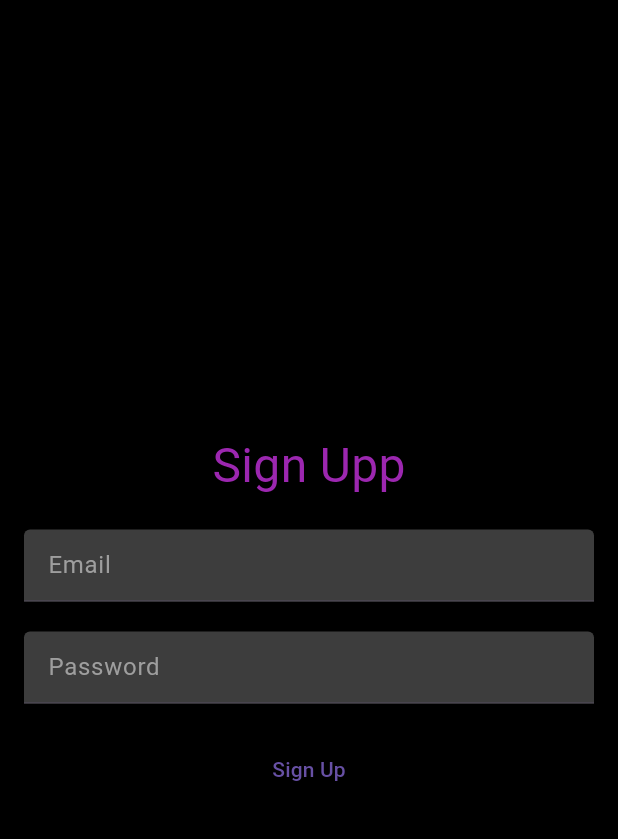
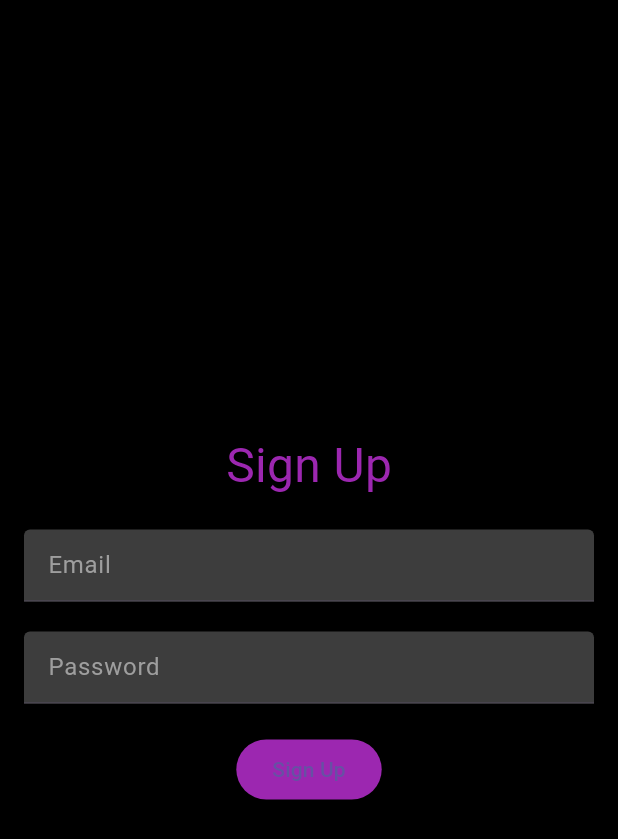
Before and after one commit to smitike/sport_app, a Flutter app: the screen it shows after launch, after a tap on "Sign Up", on a phone screen of 412 x 824 dp. Shown: the top 839 px of the screen. Run offline on Flutter 3.47's test engine with Material 3 defaults, Android fonts, the phone set to English and light mode, and no system bars; our stand-ins replace firebase_auth, firebase_core; accounts and stored records are empty; network calls fail.

```diff
--- a/lib/main.dart
+++ b/lib/main.dart
@@ -4,6 +4,7 @@ import 'firebase_options.dart'; // Import the generated file
 import 'package:provider/provider.dart';
 import 'auth_service.dart';
 import 'sign_in_screen.dart';
+import 'home_screen.dart';
 
 void main() async {
   WidgetsFlutterBinding.ensureInitialized();
@@ -22,7 +23,7 @@ class MyApp extends StatelessWidget {
       providers: [
         ChangeNotifierProvider(create: (_) => AuthService()),
       ],
-      child: const MaterialApp(
+      child: MaterialApp(
         home: SignInScreen(),
       ),
     );
--- a/lib/sign_in_screen.dart
+++ b/lib/sign_in_screen.dart
@@ -4,8 +4,6 @@ import 'auth_service.dart';
 import 'sign_up_screen.dart';
 
 class SignInScreen extends StatefulWidget {
-  const SignInScreen({super.key});
-
   @override
   _SignInScreenState createState() => _SignInScreenState();
 }
@@ -23,52 +21,54 @@ class _SignInScreenState extends State<SignInScreen> {
         child: Column(
           mainAxisAlignment: MainAxisAlignment.center,
           children: [
-            const Text(
+            Text(
               'Sign In',
               style: TextStyle(color: Colors.purple, fontSize: 32),
             ),
-            const SizedBox(height: 20),
+            SizedBox(height: 20),
             TextField(
               controller: _emailController,
-              decoration: const InputDecoration(
+              decoration: InputDecoration(
                 hintText: 'Email',
                 hintStyle: TextStyle(color: Colors.grey),
                 filled: true,
                 fillColor: Colors.white24,
               ),
-              style: const TextStyle(color: Colors.white),
+              style: TextStyle(color: Colors.white),
             ),
-            const SizedBox(height: 20),
+            SizedBox(height: 20),
             TextField(
               controller: _passwordController,
-              decoration: const InputDecoration(
+              decoration: InputDecoration(
                 hintText: 'Password',
                 hintStyle: TextStyle(color: Colors.grey),
                 filled: true,
                 fillColor: Colors.white24,
               ),
-              style: const TextStyle(color: Colors.white),
+              style: TextStyle(color: Colors.white),
               obscureText: true,
             ),
-            const SizedBox(height: 20),
+            SizedBox(height: 20),
             ElevatedButton(
               onPressed: () {
                 final email = _emailController.text;
                 final password = _passwordController.text;
-                context.read<AuthService>().signIn(email, password);
+                context.read<AuthService>().signIn(context, email, password);
               },
-              style: ElevatedButton.styleFrom(backgroundColor: Colors.purple),
-              child: const Text('Sign In'),
+              child: Text('Sign In'),
+              style: ElevatedButton.styleFrom(
+                backgroundColor: Colors.purple, // Use backgroundColor
+              ),
             ),
-            const SizedBox(height: 20),
+            SizedBox(height: 20),
             TextButton(
               onPressed: () {
                 Navigator.push(
                   context,
-                  MaterialPageRoute(builder: (context) => const SignUpScreen()),
+                  MaterialPageRoute(builder: (context) => SignUpScreen()),
                 );
               },
-              child: const Text('Sign Up', style: TextStyle(color: Colors.purple)),
+              child: Text('Sign Up', style: TextStyle(color: Colors.purple)),
             ),
           ],
         ),
--- a/lib/sign_up_screen.dart
+++ b/lib/sign_up_screen.dart
@@ -3,8 +3,6 @@ import 'package:provider/provider.dart';
 import 'auth_service.dart';
 
 class SignUpScreen extends StatefulWidget {
-  const SignUpScreen({super.key});
-
   @override
   _SignUpScreenState createState() => _SignUpScreenState();
 }
@@ -22,42 +20,44 @@ class _SignUpScreenState extends State<SignUpScreen> {
         child: Column(
           mainAxisAlignment: MainAxisAlignment.center,
           children: [
-            const Text(
-              'Sign Upp',
+            Text(
+              'Sign Up',
               style: TextStyle(color: Colors.purple, fontSize: 32),
             ),
-            const SizedBox(height: 20),
+            SizedBox(height: 20),
             TextField(
               controller: _emailController,
-              decoration: const InputDecoration(
+              decoration: InputDecoration(
                 hintText: 'Email',
                 hintStyle: TextStyle(color: Colors.grey),
                 filled: true,
                 fillColor: Colors.white24,
               ),
-              style: const TextStyle(color: Colors.white),
+              style: TextStyle(color: Colors.white),
             ),
-            const SizedBox(height: 20),
+            SizedBox(height: 20),
             TextField(
               controller: _passwordController,
-              decoration: const InputDecoration(
+              decoration: InputDecoration(
                 hintText: 'Password',
                 hintStyle: TextStyle(color: Colors.grey),
                 filled: true,
                 fillColor: Colors.white24,
               ),
-              style: const TextStyle(color: Colors.white),
+              style: TextStyle(color: Colors.white),
               obscureText: true,
             ),
-            const SizedBox(height: 20),
+            SizedBox(height: 20),
             ElevatedButton(
               onPressed: () {
                 final email = _emailController.text;
                 final password = _passwordController.text;
-                context.read<AuthService>().signUp(email, password);
+                context.read<AuthService>().signUp(context, email, password);
               },
-              style: ElevatedButton.styleFrom(backgroundColor: Color.fromARGB(255, 0, 0, 0)),
-              child: const Text('Sign Up'),
+              child: Text('Sign Up'),
+              style: ElevatedButton.styleFrom(
+                backgroundColor: Colors.purple, // Use backgroundColor
+              ),
             ),
           ],
         ),
--- a/pubspec.yaml
+++ b/pubspec.yaml
@@ -34,6 +34,8 @@ dependencies:
   firebase_auth: ^5.1.0
   provider: ^6.1.2
   # flutter_riverpod: ^2.1.0
+  flutter_map: ^3.0.0
+  location: ^4.4.0
 
 
 
```
Also changed, not shown: lib/auth_service.dart (+18 -3 lines), lib/home_screen.dart (added, +15 -0 lines), pubspec.lock, 1 other file.
